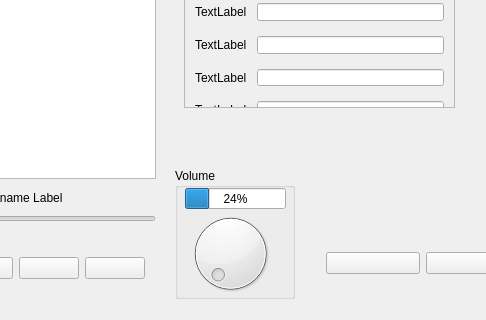
Old version of the form qtCreatorProject/MP3Player/mainwindow.ui in the repository bezoadam/MUL; both pictures show x 145 to 631 and y 111 to 431 of the 631 by 431 pixel window.
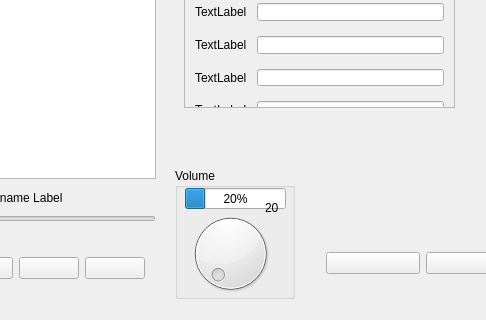
New version of the form. Icons and pictures are not drawn.

Commit message: Add volume label

```diff
--- a/qtCreatorProject/MP3Player/mainwindow.ui
+++ b/qtCreatorProject/MP3Player/mainwindow.ui
@@ -297,7 +297,7 @@
       </rect>
      </property>
      <property name="value">
-      <number>24</number>
+      <number>20</number>
      </property>
     </widget>
     <widget class="QDial" name="volumeDial">
@@ -313,6 +313,19 @@
       <number>100</number>
      </property>
     </widget>
+    <widget class="QLabel" name="volumeLabel">
+     <property name="geometry">
+      <rect>
+       <x>90</x>
+       <y>30</y>
+       <width>31</width>
+       <height>20</height>
+      </rect>
+     </property>
+     <property name="text">
+      <string>20</string>
+     </property>
+    </widget>
    </widget>
   </widget>
   <widget class="QMenuBar" name="menuBar">
```
The commit also changes 3 other files.
